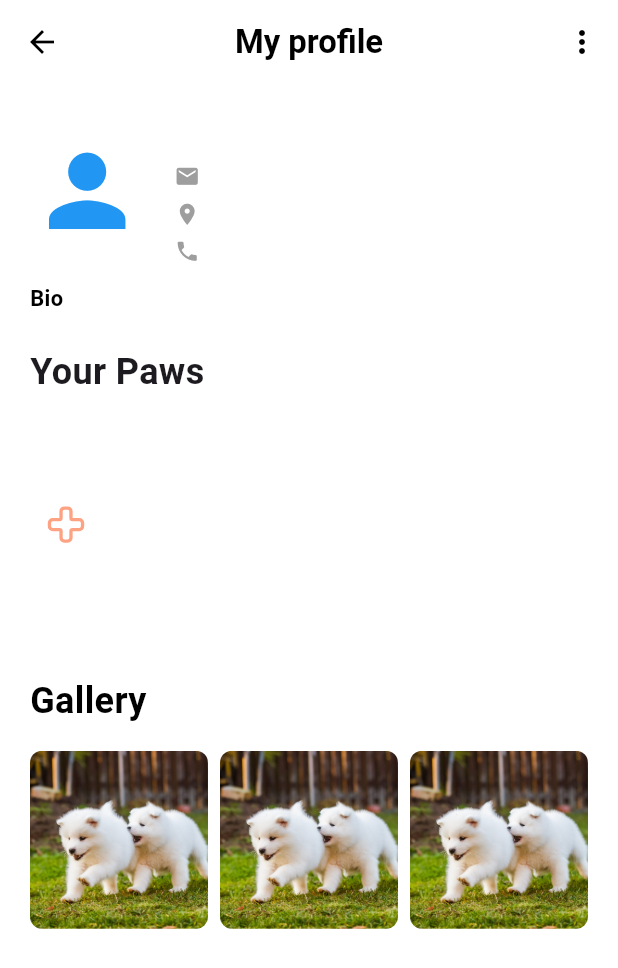
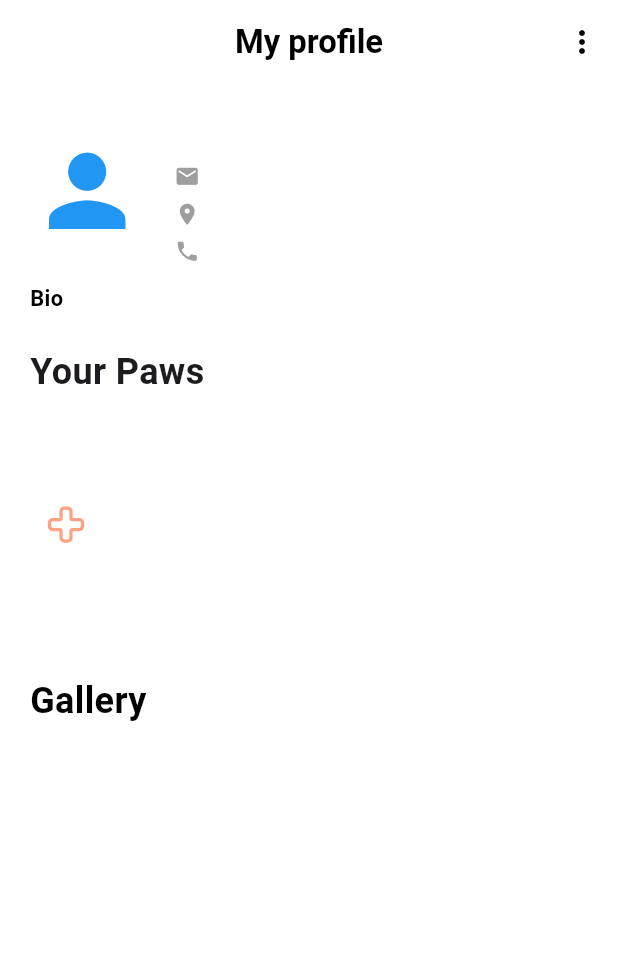
Before and after one commit to Chandupa04/furrpal, a Flutter app: the UserProfile screen opened directly with empty values, on a phone screen of 412 x 824 dp. Shown: the top 968 px of the screen. Run offline on Flutter 3.47's test engine with Material 3 defaults, Android fonts, the phone set to English and light mode, and no system bars; drawn by our look-alikes of cached_network_image; our stand-ins replace cloud_firestore, dio, email_validator, firebase_auth, firebase_core, firebase_storage and 7 more; missing offline and left inert: custom_check_box, flutter_stripe, platform_text; accounts and stored records are empty; network calls fail.

Commit message:
new changers

```diff
--- a/lib/features/profiles/user_profile/presentation/pages/user_profile.dart
+++ b/lib/features/profiles/user_profile/presentation/pages/user_profile.dart
@@ -66,6 +66,7 @@ class _UserProfileState extends State<UserProfile> {
           return SafeArea(
             child: Scaffold(
               appBar: AppBar(
+                automaticallyImplyLeading: false,
                 title: Text(
                   'My profile',
                   style: appBarStyle,
@@ -191,7 +192,8 @@ class _UserProfileState extends State<UserProfile> {
                             ),
                           );
                         } else if (state is DogProfileLoading) {
-                          return const Center(child: CircularProgressIndicator());
+                          return const Center(
+                              child: CircularProgressIndicator());
                         }
                         return const SizedBox();
                       }),
@@ -203,23 +205,23 @@ class _UserProfileState extends State<UserProfile> {
                         fontWeight: FontWeight.bold,
                       ),
                       const SizedBox(height: 16),
-                      GridView.count(
-                        shrinkWrap: true,
-                        physics: const NeverScrollableScrollPhysics(),
-                        crossAxisCount: 3,
-                        mainAxisSpacing: 8,
-                        crossAxisSpacing: 8,
-                        children: List.generate(
-                          3,
-                          (index) => ClipRRect(
-                            borderRadius: BorderRadius.circular(8),
-                            child: Image.asset(
-                              'assets/images/puppy.jpeg',
-                              fit: BoxFit.cover,
-                            ),
-                          ),
-                        ),
-                      ),
+                      // GridView.count(
+                      //   shrinkWrap: true,
+                      //   physics: const NeverScrollableScrollPhysics(),
+                      //   crossAxisCount: 3,
+                      //   mainAxisSpacing: 8,
+                      //   crossAxisSpacing: 8,
+                      //   children: List.generate(
+                      //     3,
+                      //     (index) => ClipRRect(
+                      //       borderRadius: BorderRadius.circular(8),
+                      //       child: Image.asset(
+                      //         'assets/images/puppy.jpeg',
+                      //         fit: BoxFit.cover,
+                      //       ),
+                      //     ),
+                      //   ),
+                      // ),
                     ],
                   ),
                 ),
```
